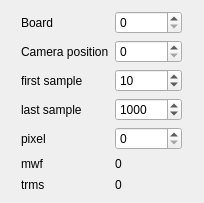
The window that escam/dialogrms.ui (Entwicklungsburo-Stresing/EBST_CAM) describes before a commit, drawn with Qt 5.
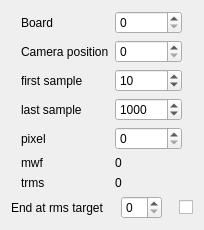
The same window after the commit.

Commit message:
Add stop measurement at rms target ui elements
Add ui elements to the rms window to stop measurement on a variable rms value.

Patch:
```diff
--- a/escam/dialogrms.ui
+++ b/escam/dialogrms.ui
@@ -157,6 +157,53 @@
      </item>
     </layout>
    </item>
+   <item>
+    <layout class="QHBoxLayout" name="horizontalLayout">
+     <item>
+      <widget class="QLabel" name="labelRMSTarget">
+       <property name="text">
+        <string>End at rms target</string>
+       </property>
+      </widget>
+     </item>
+     <item>
+      <spacer name="horizontalSpacer_4">
+       <property name="orientation">
+        <enum>Qt::Orientation::Horizontal</enum>
+       </property>
+       <property name="sizeHint" stdset="0">
+        <size>
+         <width>40</width>
+         <height>20</height>
+        </size>
+       </property>
+      </spacer>
+     </item>
+     <item>
+      <widget class="QSpinBox" name="spinBoxRMSTarget"/>
+     </item>
+     <item>
+      <spacer name="horizontalSpacer_3">
+       <property name="orientation">
+        <enum>Qt::Orientation::Horizontal</enum>
+       </property>
+       <property name="sizeHint" stdset="0">
+        <size>
+         <width>40</width>
+         <height>20</height>
+        </size>
+       </property>
+      </spacer>
+     </item>
+     <item>
+      <widget class="QCheckBox" name="checkBoxTarget">
+       <property name="text">
+        <string/>
+       </property>
+      </widget>
+     </item>
+    </layout>
+   </item>
   </layout>
  </widget>
  <tabstops>
```
The commit also changes 2 other files.
